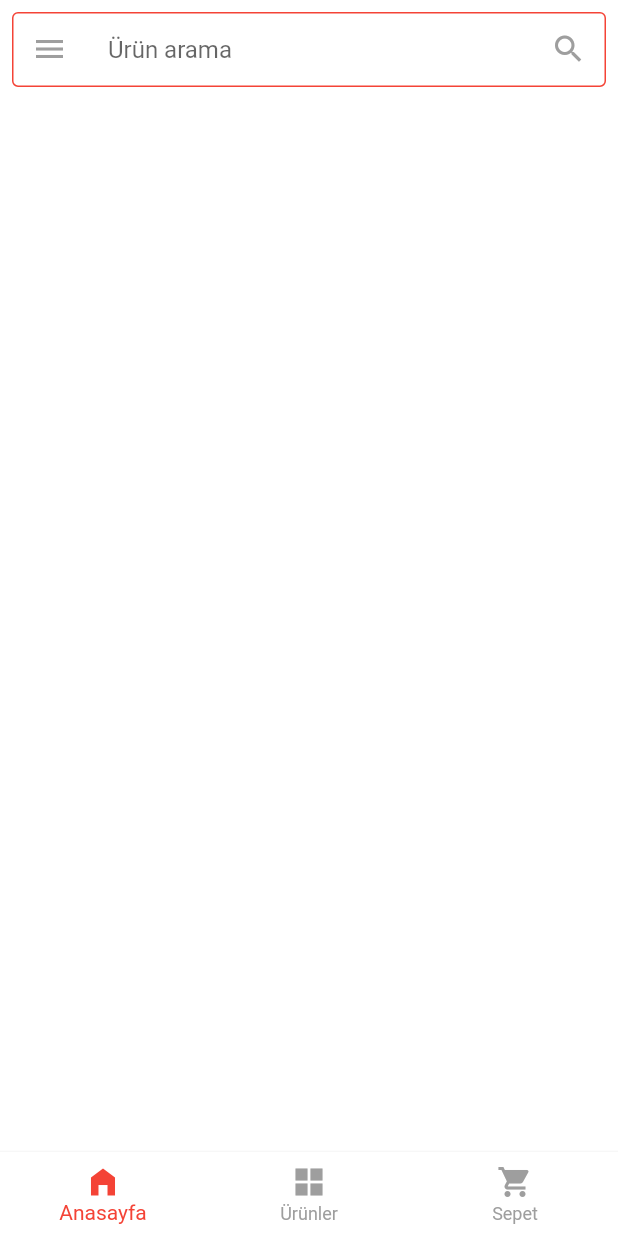
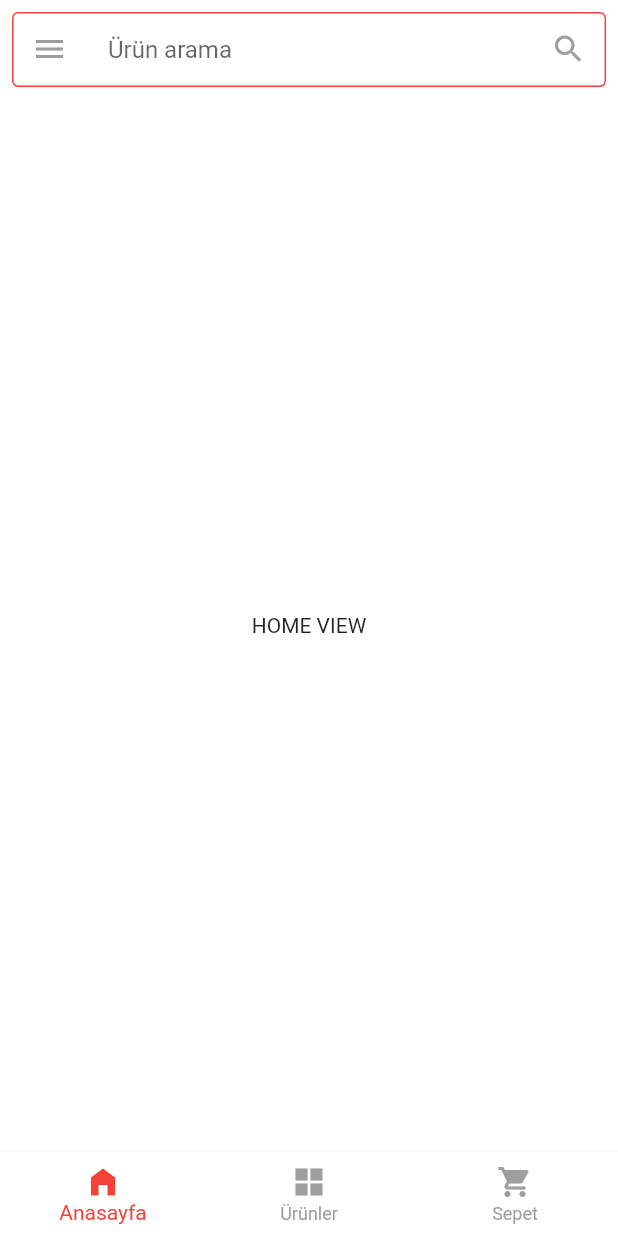
Before and after one commit to ozkayas/media_markt_clone, a Flutter app: the screen it shows after launch, on a phone screen of 412 x 824 dp. Run offline on Flutter 3.47's test engine with Material 2 defaults, Android fonts, the phone set to English and light mode, and no system bars.

Commit message:
Add basic tab pages

```diff
--- a/lib/main.dart
+++ b/lib/main.dart
@@ -1,5 +1,5 @@
 import 'package:flutter/material.dart';
-import 'package:media_markt_clone/home_page.dart';
+import 'package:media_markt_clone/welcome_view.dart';
 import 'package:media_markt_clone/theme.dart';
 
 void main() {
@@ -14,7 +14,7 @@ class MyApp extends StatelessWidget {
       title: 'Flutter Demo',
       debugShowCheckedModeBanner: false,
       theme: AppTheme.mainTheme(),
-      home: HomePage(title: 'MediaMarkt Clone'),
+      home: WelcomeView(title: 'MediaMarkt Clone'),
     );
   }
 }
--- /dev/null
+++ b/lib/views/home_view.dart
@@ -0,0 +1,12 @@
+import 'package:flutter/material.dart';
+
+class HomeView extends StatelessWidget {
+  const HomeView({Key? key}) : super(key: key);
+
+  @override
+  Widget build(BuildContext context) {
+    return Scaffold(
+      body: Center(child: Text('HOME VIEW')),
+    );
+  }
+}
--- a/lib/home_page.dart
+++ b/lib/welcome_view.dart
@@ -1,16 +1,19 @@
 import 'package:flutter/material.dart';
 import 'package:media_markt_clone/models/repo.dart';
+import 'package:media_markt_clone/views/cart_view.dart';
+import 'package:media_markt_clone/views/home_view.dart';
+import 'package:media_markt_clone/views/products_view.dart';
 import 'package:media_markt_clone/widgets/drawer_item.dart';
 
-class HomePage extends StatefulWidget {
-  const HomePage({Key? key, required this.title}) : super(key: key);
+class WelcomeView extends StatefulWidget {
+  const WelcomeView({Key? key, required this.title}) : super(key: key);
   final String title;
 
   @override
-  _HomePageState createState() => _HomePageState();
+  _WelcomeViewState createState() => _WelcomeViewState();
 }
 
-class _HomePageState extends State<HomePage> {
+class _WelcomeViewState extends State<WelcomeView> {
   int _selectedTab = 0;
 
   void _selectTab(int index) {
@@ -19,12 +22,14 @@ class _HomePageState extends State<HomePage> {
     });
   }
 
+  List<Widget> tabPages = [HomeView(), ProductsView(), CartView()];
+
   @override
   Widget build(BuildContext context) {
     final Size size = MediaQuery.of(context).size;
     return SafeArea(
       child: Scaffold(
-        body: Center(),
+        body: tabPages[_selectedTab],
         appBar: _buildAppBar(size, context),
         bottomNavigationBar: _bottomNavBar(),
         drawer: _drawer(),
```
Also changed, not shown: lib/views/cart_view.dart (added, +12 -0 lines), lib/views/products_view.dart (added, +12 -0 lines).
